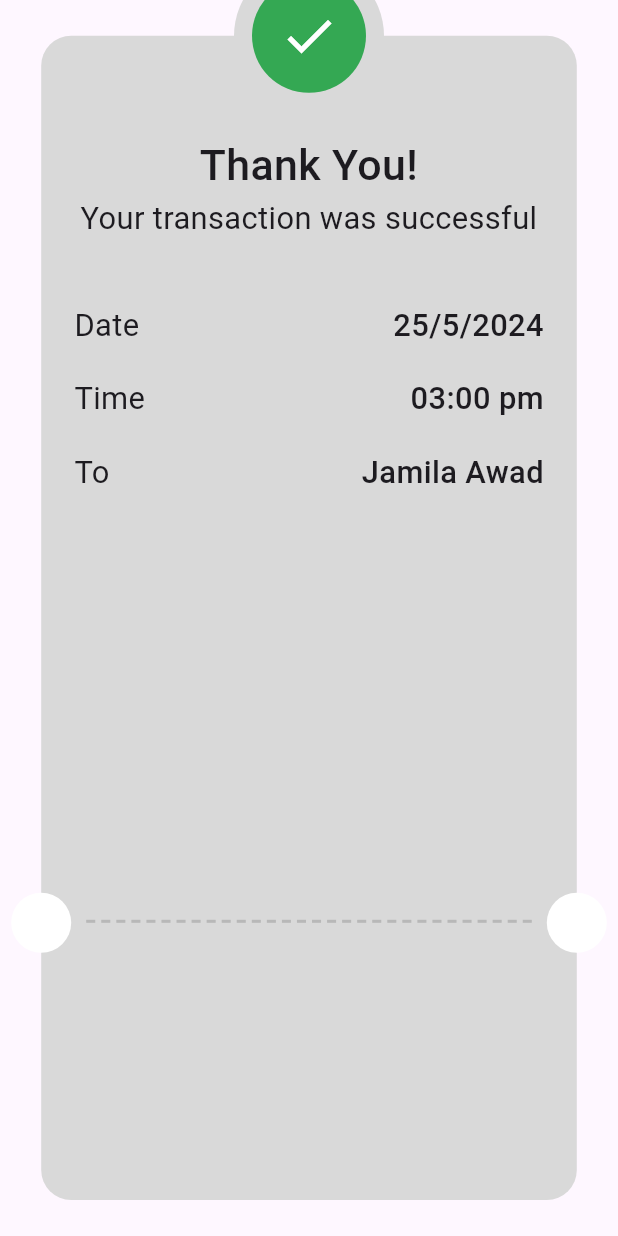
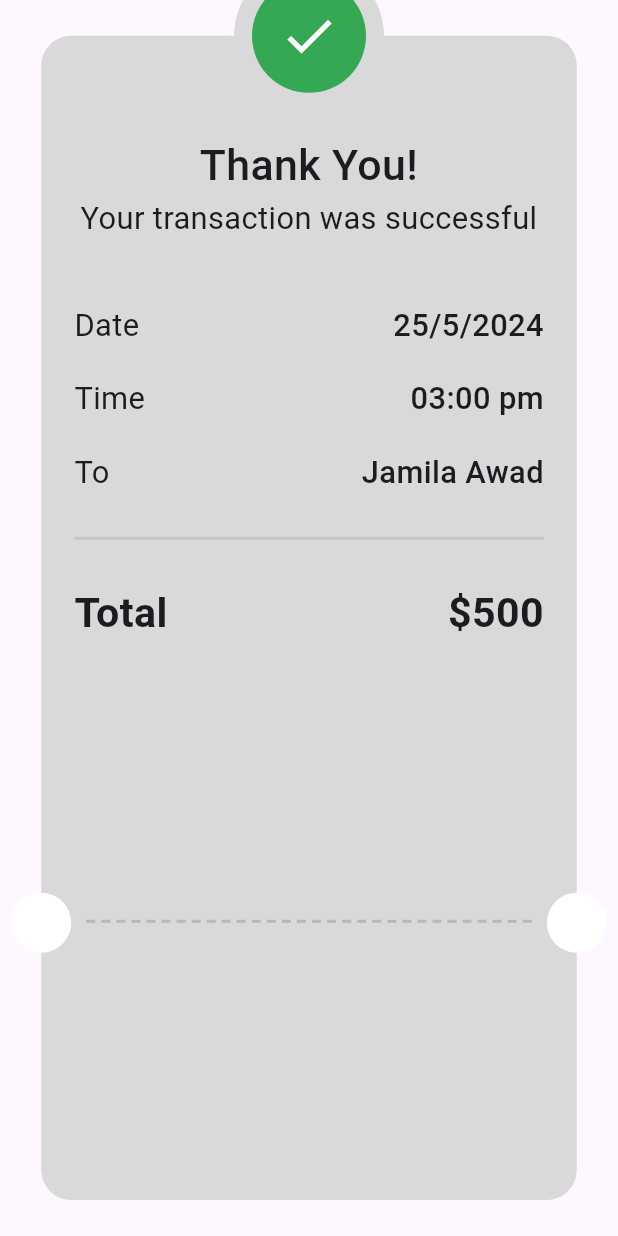
Before and after one commit to tasneem-gamal/payment-app, a Flutter app: the SuccessView screen opened directly, on a phone screen of 412 x 824 dp. Run offline on Flutter 3.47's test engine with Material 3 defaults, Android fonts, the phone set to English and light mode, and no system bars; our stand-ins replace flutter_credit_card, flutter_screenutil.

Commit message:
add price

```diff
--- a/lib/features/checkout/ui/success_view_widgets.dart/success_card.dart
+++ b/lib/features/checkout/ui/success_view_widgets.dart/success_card.dart
@@ -1,5 +1,6 @@
 import 'package:flutter/material.dart';
 import 'package:payment/core/theming/styles.dart';
+import 'package:payment/features/checkout/ui/my_cart_view_widgets/total_price.dart';
 import 'package:payment/features/checkout/ui/success_view_widgets.dart/pay_item_info.dart';
 
 class SuccessCard extends StatelessWidget {
@@ -36,7 +37,12 @@ class SuccessCard extends StatelessWidget {
             const SizedBox(height: 20,),
             const PayItemInfo(title: 'Time', subTitle: '03:00 pm',),
             const SizedBox(height: 20,),
-            const PayItemInfo(title: 'To', subTitle: 'Jamila Awad',)
+            const PayItemInfo(title: 'To', subTitle: 'Jamila Awad',),
+            const Divider(
+              height: 60,
+              thickness: 2,
+            ),
+            const TotalPrice(text: 'Total', subText: r'$500')
           ],
         ),
       ),
```
